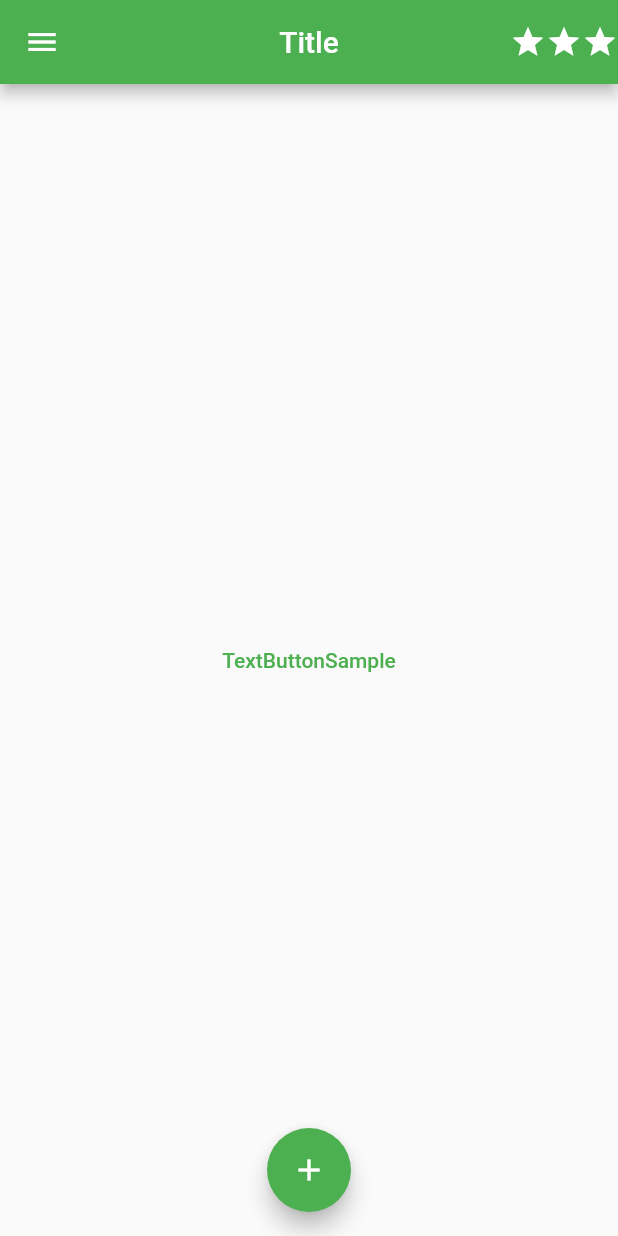
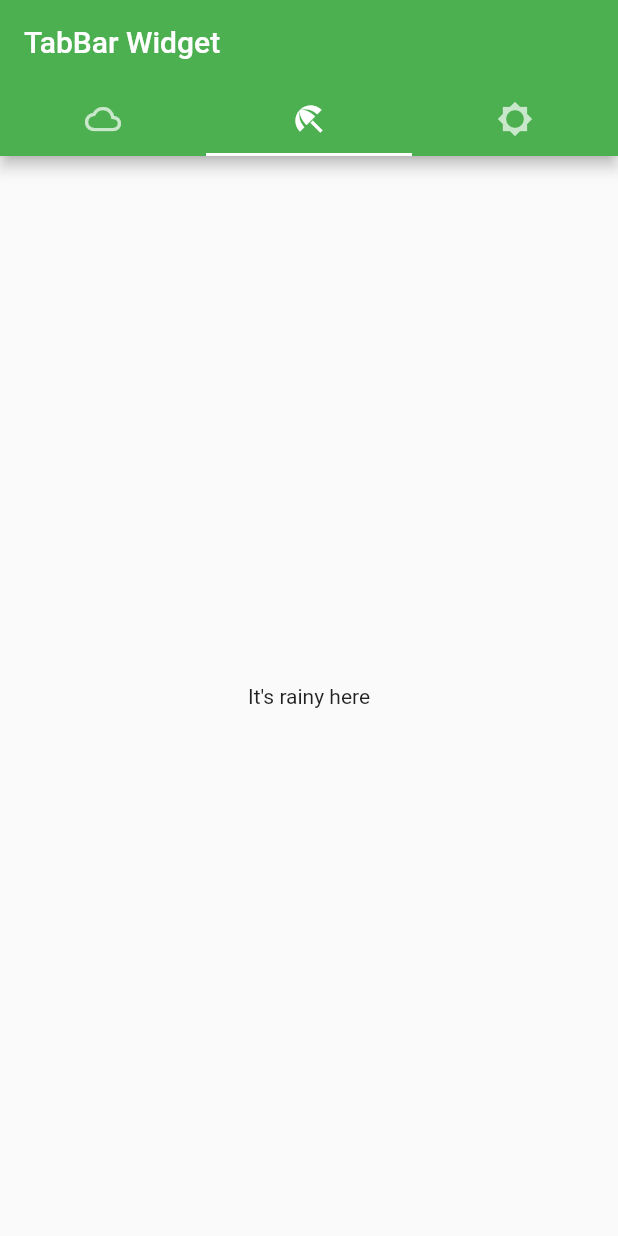
Before and after one commit to fistkim101/flutter-widget-archive, a Flutter app: the screen it shows after launch, on a phone screen of 412 x 824 dp. Run offline on Flutter 3.47's test engine with Material 2 defaults, Android fonts, the phone set to English and light mode, and no system bars.

Commit message:
structure

```diff
--- a/lib/main.dart
+++ b/lib/main.dart
@@ -1,6 +1,7 @@
 import 'package:flutter/material.dart';
 
 import 'screens/screens.dart';
+import 'widgets/widgets.dart';
 
 void main() {
   runApp(const MyApp());
@@ -19,7 +20,7 @@ class MyApp extends StatelessWidget {
         primarySwatch: Colors.green,
       ),
       // home: HomeScreen(),
-      home: ScaffoldSample(),
+      home: TabBarSample(),
     );
   }
 }
--- a/lib/screens/screens.dart
+++ b/lib/screens/screens.dart
@@ -1,2 +1,2 @@
 export 'home_screen.dart';
-export 'scaffold_sample.dart';
+export '../widgets/structure/scaffold_sample.dart';
--- a/lib/screens/scaffold_sample.dart
+++ b/lib/widgets/structure/scaffold_sample.dart
@@ -1,6 +1,6 @@
 import 'package:flutter/material.dart';
 
-import '../widgets/widgets.dart';
+import '../widgets.dart';
 
 class ScaffoldSample extends StatelessWidget {
   const ScaffoldSample({Key? key}) : super(key: key);
@@ -35,12 +35,21 @@ class ScaffoldSample extends StatelessWidget {
         ],
       ),
       body: TextButtonSample(),
+      floatingActionButton: FloatingActionButton.extended(
+        // elevation: 10,
+        onPressed: () {
+          // Add your onPressed code here!
+        },
+        label: const Text('Approve'),
+        icon: const Icon(Icons.thumb_up),
+        backgroundColor: Colors.pink,
+      ),
       // floatingActionButton: Text('floatingActionButton'),
-      floatingActionButton: FloatingActionButton(
-        onPressed: () {},
-        tooltip: 'Increment Counter',
-        child: const Icon(Icons.add),
-      ),
+      // floatingActionButton: FloatingActionButton(
+      //   onPressed: () {},
+      //   tooltip: 'Increment Counter',
+      //   child: const Icon(Icons.add),
+      // ),
       floatingActionButtonLocation: FloatingActionButtonLocation.centerFloat,
     );
   }
--- /dev/null
+++ b/lib/widgets/structure/structure.dart
@@ -0,0 +1,3 @@
+export 'scaffold_sample.dart';
+export 'bottom_navigation_bar_sample.dart';
+export 'tab_bar_sample.dart';
--- /dev/null
+++ b/lib/widgets/structure/tab_bar_sample.dart
@@ -0,0 +1,49 @@
+import 'package:flutter/material.dart';
+
+class TabBarSample extends StatefulWidget {
+  const TabBarSample({Key? key}) : super(key: key);
+
+  @override
+  State<TabBarSample> createState() => _TabBarSampleState();
+}
+
+class _TabBarSampleState extends State<TabBarSample> {
+  @override
+  Widget build(BuildContext context) {
+    return DefaultTabController(
+      initialIndex: 1,
+      length: 3,
+      child: Scaffold(
+        appBar: AppBar(
+          title: const Text('TabBar Widget'),
+          bottom: const TabBar(
+            tabs: <Widget>[
+              Tab(
+                icon: Icon(Icons.cloud_outlined),
+              ),
+              Tab(
+                icon: Icon(Icons.beach_access_sharp),
+              ),
+              Tab(
+                icon: Icon(Icons.brightness_5_sharp),
+              ),
+            ],
+          ),
+        ),
+        body: const TabBarView(
+          children: <Widget>[
+            Center(
+              child: Text("It's cloudy here"),
+            ),
+            Center(
+              child: Text("It's rainy here"),
+            ),
+            Center(
+              child: Text("It's sunny here"),
+            ),
+          ],
+        ),
+      ),
+    );
+  }
+}
--- a/lib/widgets/widgets.dart
+++ b/lib/widgets/widgets.dart
@@ -1,2 +1,3 @@
 export 'basic/basic.dart';
 export 'buttons/buttons.dart';
+export 'structure/structure.dart';
```
Also changed, not shown: lib/widgets/structure/bottom_navigation_bar_sample.dart (added, +71 -0 lines).
